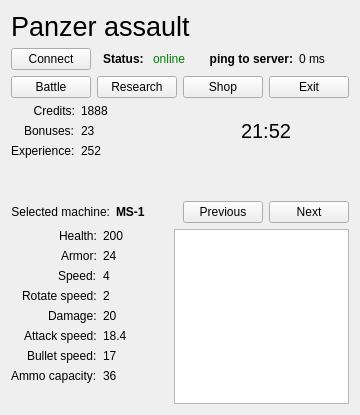
Shemplo/Project-cpp, file sandbox/Client-move_client_2/userform.ui: the form before one commit.
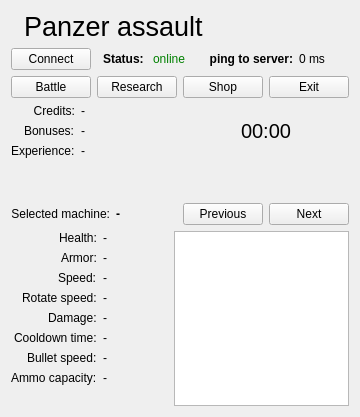
The form after the commit. Icons and pictures are not drawn.

What changed in the file:
```diff
--- a/sandbox/Client-move_client_2/userform.ui
+++ b/sandbox/Client-move_client_2/userform.ui
@@ -7,7 +7,7 @@
     <x>0</x>
     <y>0</y>
     <width>338</width>
-    <height>415</height>
+    <height>417</height>
    </rect>
   </property>
   <property name="windowTitle">
@@ -18,15 +18,40 @@
   </property>
   <layout class="QVBoxLayout" name="verticalLayout">
    <item>
-    <widget class="QLabel" name="title">
-     <property name="styleSheet">
-      <string notr="true">font-family: &quot;Yu Gothic&quot;;
-font-size: 20pt;</string>
-     </property>
-     <property name="text">
-      <string>Panzer assault</string>
-     </property>
-    </widget>
+    <layout class="QHBoxLayout" name="titleLine">
+     <item>
+      <widget class="QLabel" name="label">
+       <property name="enabled">
+        <bool>true</bool>
+       </property>
+       <property name="sizePolicy">
+        <sizepolicy hsizetype="Fixed" vsizetype="Preferred">
+         <horstretch>0</horstretch>
+         <verstretch>0</verstretch>
+        </sizepolicy>
+       </property>
+       <property name="text">
+        <string/>
+       </property>
+       <property name="pixmap">
+        <pixmap resource="icons.qrc">:/tank.png</pixmap>
+       </property>
+       <property name="scaledContents">
+        <bool>false</bool>
+       </property>
+      </widget>
+     </item>
+     <item>
+      <widget class="QLabel" name="title">
+       <property name="styleSheet">
+        <string notr="true">font-size: 20pt;</string>
+       </property>
+       <property name="text">
+        <string>Panzer assault</string>
+       </property>
+      </widget>
+     </item>
+    </layout>
    </item>
    <item>
     <layout class="QHBoxLayout" name="serverInfoLine">
@@ -143,7 +168,7 @@
           <string notr="true">font-size: 9pt;</string>
          </property>
          <property name="text">
-          <string>1888</string>
+          <string>-</string>
          </property>
         </widget>
        </item>
@@ -163,7 +188,7 @@
           <string notr="true">font-size: 9pt;</string>
          </property>
          <property name="text">
-          <string>252</string>
+          <string>-</string>
          </property>
         </widget>
        </item>
@@ -183,7 +208,7 @@
           <string notr="true">font-size: 9pt;</string>
          </property>
          <property name="text">
-          <string>23</string>
+          <string>-</string>
          </property>
         </widget>
        </item>
@@ -196,7 +221,7 @@
 font-size: 15pt</string>
        </property>
        <property name="text">
-        <string>21:52</string>
+        <string>00:00</string>
        </property>
        <property name="alignment">
         <set>Qt::AlignCenter</set>
@@ -239,7 +264,7 @@
         <string notr="true">font-size: 9pt; font-weight: bold;</string>
        </property>
        <property name="text">
-        <string>MS-1</string>
+        <string>-</string>
        </property>
       </widget>
      </item>
@@ -282,7 +307,7 @@
           <string notr="true">font-size: 9pt;</string>
          </property>
          <property name="text">
-          <string>200</string>
+          <string>-</string>
          </property>
         </widget>
        </item>
@@ -302,7 +327,7 @@
           <string notr="true">font-size: 9pt;</string>
          </property>
          <property name="text">
-          <string>4</string>
+          <string>-</string>
          </property>
         </widget>
        </item>
@@ -322,7 +347,7 @@
           <string notr="true">font-size: 9pt;</string>
          </property>
          <property name="text">
-          <string>2</string>
+          <string>-</string>
          </property>
         </widget>
        </item>
@@ -342,7 +367,7 @@
           <string notr="true">font-size: 9pt;</string>
          </property>
          <property name="text">
-          <string>20</string>
+          <string>-</string>
          </property>
         </widget>
        </item>
@@ -352,7 +377,7 @@
           <string notr="true">font-size: 9pt;</string>
          </property>
          <property name="text">
-          <string>Attack speed:</string>
+          <string>Cooldown time:</string>
          </property>
         </widget>
        </item>
@@ -362,7 +387,7 @@
           <string notr="true">font-size: 9pt;</string>
          </property>
          <property name="text">
-          <string>18.4</string>
+          <string>-</string>
          </property>
         </widget>
        </item>
@@ -382,7 +407,7 @@
           <string notr="true">font-size: 9pt;</string>
          </property>
          <property name="text">
-          <string>24</string>
+          <string>-</string>
          </property>
         </widget>
        </item>
@@ -402,7 +427,7 @@
           <string notr="true">font-size: 9pt;</string>
          </property>
          <property name="text">
-          <string>17</string>
+          <string>-</string>
          </property>
         </widget>
        </item>
@@ -422,7 +447,7 @@
           <string notr="true">font-size: 9pt;</string>
          </property>
          <property name="text">
-          <string>36</string>
+          <string>-</string>
          </property>
         </widget>
        </item>
```
Left out of the diff: 9 changed lines with no effect on the pictures.
